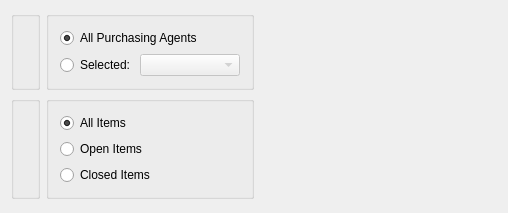
Above: guiclient/displays/dspPoItemsByItem.ui from Pegasus-RPG/xtuple-client before the change. Below: the same form after it.
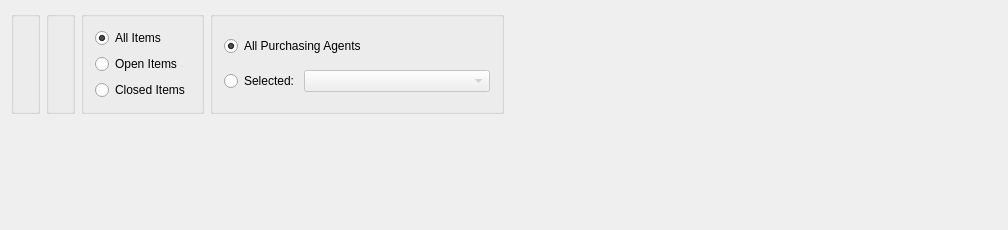
That is the form after the change. Custom widgets are drawn as their Qt base class.

What changed in the file:
```diff
--- a/guiclient/displays/dspPoItemsByItem.ui
+++ b/guiclient/displays/dspPoItemsByItem.ui
@@ -13,8 +13,8 @@
    <rect>
     <x>0</x>
     <y>0</y>
-    <width>508</width>
-    <height>213</height>
+    <width>1008</width>
+    <height>230</height>
    </rect>
   </property>
   <property name="windowTitle">
@@ -28,6 +28,19 @@
     <layout class="QHBoxLayout" name="horizontalLayout">
      <item>
       <layout class="QGridLayout" name="gridLayout_4">
+       <item row="0" column="1">
+        <widget class="WarehouseGroup" name="_warehouse">
+         <property name="focusPolicy">
+          <enum>Qt::StrongFocus</enum>
+         </property>
+         <property name="title">
+          <string/>
+         </property>
+         <property name="fixedSize">
+          <bool>false</bool>
+         </property>
+        </widget>
+       </item>
        <item row="0" column="0">
         <widget class="QGroupBox" name="_itemGroup">
          <property name="title">
@@ -44,7 +57,7 @@
          </layout>
         </widget>
        </item>
-       <item row="0" column="1">
+       <item row="0" column="3">
         <widget class="QGroupBox" name="_buyerCodeGroup">
          <property name="title">
           <string/>
@@ -93,20 +106,7 @@
          </layout>
         </widget>
        </item>
-       <item row="1" column="0">
-        <widget class="WarehouseGroup" name="_warehouse">
-         <property name="focusPolicy">
-          <enum>Qt::StrongFocus</enum>
-         </property>
-         <property name="title">
-          <string/>
-         </property>
-         <property name="fixedSize">
-          <bool>false</bool>
-         </property>
-        </widget>
-       </item>
-       <item row="1" column="1">
+       <item row="0" column="2">
         <widget class="QGroupBox" name="_statusGroup">
          <property name="title">
           <string/>
```
Left out of the diff: 17 changed lines with no effect on the pictures.
